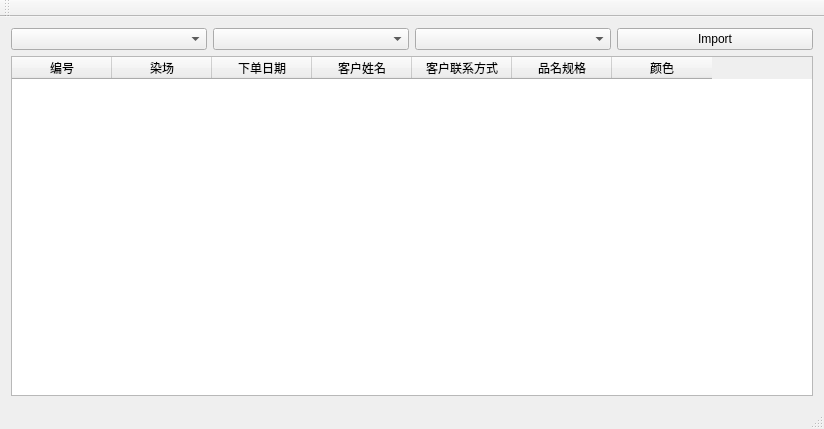
This is qtcode/linyafangzhi/ui/ui_mainwindow.ui in MingYueRuYa/cprimeprimecode as Qt 5 draws it before an edit. The edited form follows.
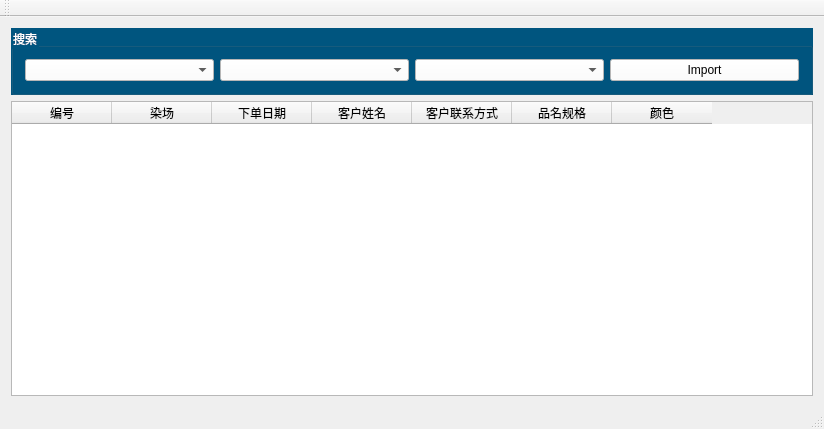
This is the edited form.

Diff of the .ui file:
```diff
--- a/qtcode/linyafangzhi/ui/ui_mainwindow.ui
+++ b/qtcode/linyafangzhi/ui/ui_mainwindow.ui
@@ -14,26 +14,58 @@
    <string>MainWindow</string>
   </property>
   <widget class="QWidget" name="centralWidget">
+   <layout class="QVBoxLayout" name="verticalLayout_2">
+    <item>
+     <widget class="QGroupBox" name="groupBox">
+      <property name="styleSheet">
+       <string notr="true">background-color: rgb(0, 85, 127);
+color: rgb(255, 255, 255);</string>
+      </property>
+      <property name="title">
+       <string>搜索</string>
+      </property>
    <layout class="QVBoxLayout" name="verticalLayout">
     <item>
      <layout class="QHBoxLayout" name="horizontalLayout">
       <item>
-       <widget class="QComboBox" name="combo_dyework"/>
+          <widget class="QComboBox" name="combo_dyework">
+           <property name="styleSheet">
+            <string notr="true">background-color: rgb(255, 255, 255);
+color: rgb(0, 0, 0);</string>
+           </property>
+          </widget>
       </item>
       <item>
-       <widget class="QComboBox" name="combo_clientname"/>
+          <widget class="QComboBox" name="combo_clientname">
+           <property name="styleSheet">
+            <string notr="true">background-color: rgb(255, 255, 255);
+color: rgb(0, 0, 0);</string>
+           </property>
+          </widget>
       </item>
       <item>
-       <widget class="QComboBox" name="combo_specificationproducts"/>
+          <widget class="QComboBox" name="combo_specificationproducts">
+           <property name="styleSheet">
+            <string notr="true">background-color: rgb(255, 255, 255);
+color: rgb(0, 0, 0);</string>
+           </property>
+          </widget>
       </item>
       <item>
        <widget class="QPushButton" name="btn_import">
+           <property name="styleSheet">
+            <string notr="true">background-color: rgb(255, 255, 255);
+color: rgb(0, 0, 0);</string>
+           </property>
         <property name="text">
          <string>Import</string>
         </property>
        </widget>
       </item>
      </layout>
+       </item>
+      </layout>
+     </widget>
     </item>
     <item>
      <widget class="QTableWidget" name="tableWidget">
```
Lines whose indentation alone changed are shown as unchanged.
